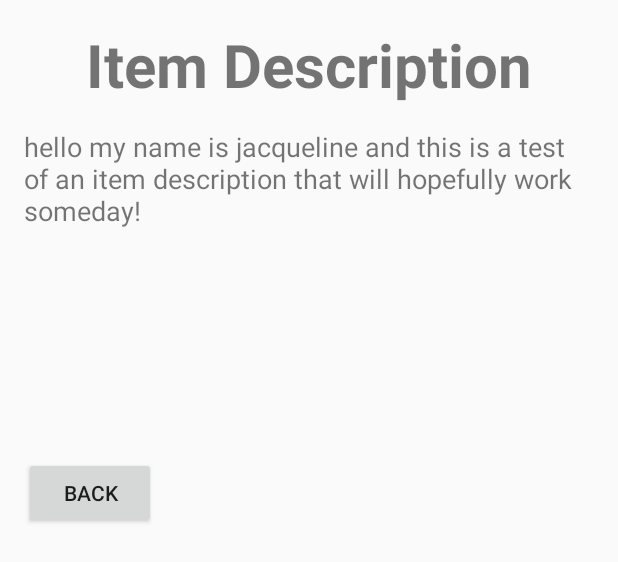
After one commit to DerekMcMahon/BucketList, an Android app: the layout description.xml on its own in the app's theme, with its tools: preview values and no code run, on a phone screen of 412 x 824 dp. The commit adds this screen. Shown: the top 562 px of the screen. Run offline under Robolectric (Android 15) with nearby library versions, the phone set to English and light mode, and no system bars.

Commit message:
adding item description files (ItemDescription.java, description.xml)

```diff
--- a/app/src/main/java/com/example/android/bucketlist/BucketListAdapter.java
+++ b/app/src/main/java/com/example/android/bucketlist/BucketListAdapter.java
@@ -23,7 +23,7 @@ public class BucketListAdapter extends RecyclerView.Adapter<BucketListAdapter.De
         }
     }
 
-    List<String> desires;
+   List<String> desires;
 //Test comment
     public BucketListAdapter(List<String> desires){
         this.desires = desires;
--- /dev/null
+++ b/app/src/main/res/layout/description.xml
@@ -0,0 +1,48 @@
+<?xml version="1.0" encoding="utf-8"?>
+<LinearLayout
+    xmlns:android="http://schemas.android.com/apk/res/android"
+    xmlns:app="http://schemas.android.com/apk/res-auto"
+    xmlns:tools="http://schemas.android.com/tools"
+    android:orientation="vertical"
+    android:layout_width="match_parent"
+    android:layout_height="match_parent"
+    android:paddingBottom="@dimen/activity_vertical_margin"
+    android:paddingLeft="@dimen/activity_horizontal_margin"
+    android:paddingRight="@dimen/activity_horizontal_margin"
+    android:paddingTop="@dimen/activity_vertical_margin"
+    tools:context="com.example.android.bucketlist.ItemDescription"
+    tools:showIn="@layout/description">
+
+    <TextView
+        android:fontFamily="Arial"
+        android:textSize="40dp"
+        android:textStyle="bold"
+        android:layout_gravity="center_horizontal"
+        android:text="Item Description"
+        android:layout_width="wrap_content"
+        android:layout_height="wrap_content"
+        android:paddingBottom="15dp"
+        />
+
+    <TextView
+        android:id="@+id/description"
+        android:fontFamily="Arial"
+        android:textSize="18dp"
+        android:layout_gravity="center_horizontal"
+        android:text="hello my name is jacqueline and this is a test of an item description that will hopefully work someday!"
+        android:layout_width="wrap_content"
+        android:layout_height="wrap_content"
+        />
+
+    <Button
+        android:layout_width="wrap_content"
+        android:layout_height="wrap_content"
+        android:text="Back"
+        android:id="@+id/backbutton"
+        android:layout_below="@+id/description"
+        android:layout_centerHorizontal="true"
+        android:layout_marginTop="152dp"
+        android:onClick="MainActivity"
+        />
+
+</LinearLayout>
```
Also changed, not shown: app/src/main/java/com/example/android/bucketlist/ItemDescription.java (added, +36 -0 lines), app/src/main/java/com/example/android/bucketlist/MainActivity.java (+25 -9 lines).
